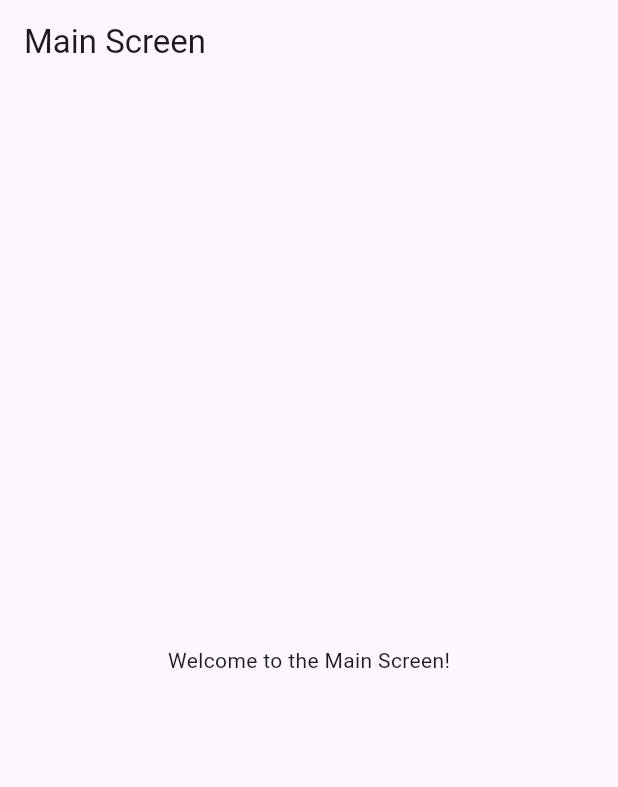
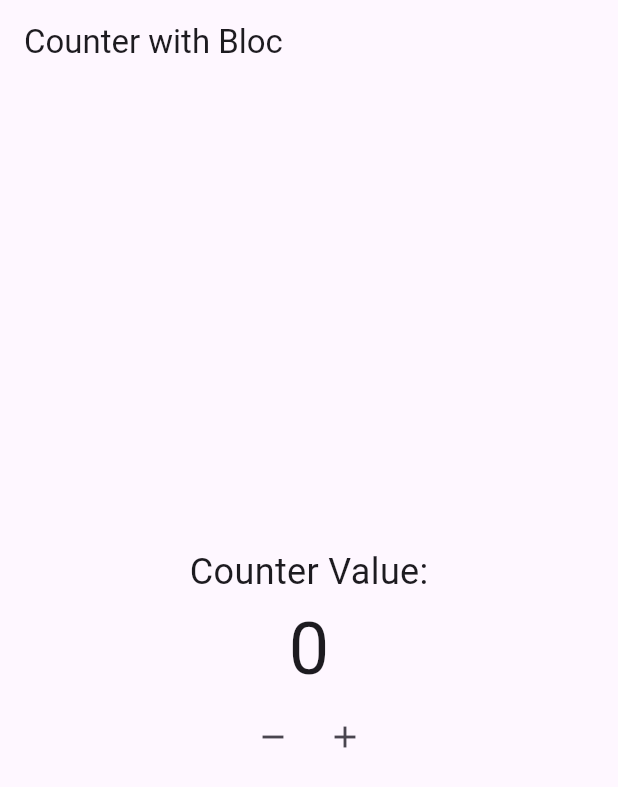
Before and after one commit to imthewolverine/schoolPolice, a Flutter app: the screen it shows after launch, on a phone screen of 412 x 824 dp. Shown: the top 787 px of the screen. Run offline on Flutter 3.47's test engine with Material 3 defaults, Android fonts, the phone set to English and light mode, and no system bars; our stand-ins replace flutter_bloc.

Commit message:
bloc example

```diff
--- a/l10n.yaml
+++ /dev/null
@@ -1,3 +0,0 @@
-arb-dir: lib/src/localization
-template-arb-file: app_en.arb
-output-localization-file: app_localizations.dart
--- a/lib/main.dart
+++ b/lib/main.dart
@@ -1,7 +1,9 @@
 import 'package:flutter/material.dart';
-import 'package:school_police/screens/main_screen/main_screen.dart';
+import 'package:flutter_bloc/flutter_bloc.dart';
+import 'package:school_police/screens/counter_screen/counter_bloc.dart';
+import 'package:school_police/screens/counter_screen/counter_screen.dart';
 
-void main() async {
+void main() {
   runApp(MyApp());
 }
 
@@ -11,11 +13,14 @@ class MyApp extends StatelessWidget {
   @override
   Widget build(BuildContext context) {
     return MaterialApp(
-      title: 'Flutter Demo',
+      title: 'Flutter Counter Demo',
       theme: ThemeData(
         primarySwatch: Colors.blue,
       ),
-      home: MainScreen(),
+      home: BlocProvider(
+        create: (_) => CounterBloc(),
+        child: CounterScreen(),
+      ),
     );
   }
 }
--- /dev/null
+++ b/lib/screens/counter_screen/counter_bloc.dart
@@ -0,0 +1,16 @@
+// counter_bloc.dart
+import 'package:flutter_bloc/flutter_bloc.dart';
+import 'counter_event.dart';
+import 'counter_state.dart';
+
+class CounterBloc extends Bloc<CounterEvent, CounterState> {
+  CounterBloc() : super(const CounterState(counterValue: 0)) {
+    on<Increment>((event, emit) {
+      emit(CounterState(counterValue: state.counterValue + 1));
+    });
+
+    on<Decrement>((event, emit) {
+      emit(CounterState(counterValue: state.counterValue - 1));
+    });
+  }
+}
--- /dev/null
+++ b/lib/screens/counter_screen/counter_event.dart
@@ -0,0 +1,7 @@
+abstract class CounterEvent {
+  List<Object> get props => [];
+}
+
+class Increment extends CounterEvent {}
+
+class Decrement extends CounterEvent {}
--- /dev/null
+++ b/lib/screens/counter_screen/counter_screen.dart
@@ -0,0 +1,50 @@
+import 'package:flutter/material.dart';
+import 'package:flutter_bloc/flutter_bloc.dart';
+import 'counter_bloc.dart';
+import 'counter_event.dart';
+import 'counter_state.dart';
+
+class CounterScreen extends StatelessWidget {
+  @override
+  Widget build(BuildContext context) {
+    return Scaffold(
+      appBar: AppBar(title: const Text('Counter with Bloc')),
+      body: BlocBuilder<CounterBloc, CounterState>(
+        builder: (context, state) {
+          return Center(
+            child: Column(
+              mainAxisAlignment: MainAxisAlignment.center,
+              children: [
+                const Text(
+                  'Counter Value:',
+                  style: TextStyle(fontSize: 24),
+                ),
+                Text(
+                  '${state.counterValue}',
+                  style: const TextStyle(fontSize: 48),
+                ),
+                Row(
+                  mainAxisAlignment: MainAxisAlignment.center,
+                  children: [
+                    IconButton(
+                      icon: const Icon(Icons.remove),
+                      onPressed: () {
+                        context.read<CounterBloc>().add(Decrement());
+                      },
+                    ),
+                    IconButton(
+                      icon: const Icon(Icons.add),
+                      onPressed: () {
+                        context.read<CounterBloc>().add(Increment());
+                      },
+                    ),
+                  ],
+                ),
+              ],
+            ),
+          );
+        },
+      ),
+    );
+  }
+}
--- /dev/null
+++ b/lib/screens/counter_screen/counter_state.dart
@@ -0,0 +1,7 @@
+class CounterState {
+  final int counterValue;
+
+  const CounterState({required this.counterValue});
+
+  List<Object> get props => [counterValue];
+}
--- a/pubspec.yaml
+++ b/pubspec.yaml
@@ -12,8 +12,6 @@ environment:
 dependencies:
   flutter:
     sdk: flutter
-  flutter_localizations:
-    sdk: flutter
   flutter_bloc: ^8.1.6
 
 dev_dependencies:
@@ -25,9 +23,6 @@ dev_dependencies:
 flutter:
   uses-material-design: true
 
-  # Enable generation of localized Strings from arb files.
-  generate: true
-
   assets:
     # Add assets from the images directory to the application.
     - assets/images/
```
Also changed, not shown: pubspec.lock.
